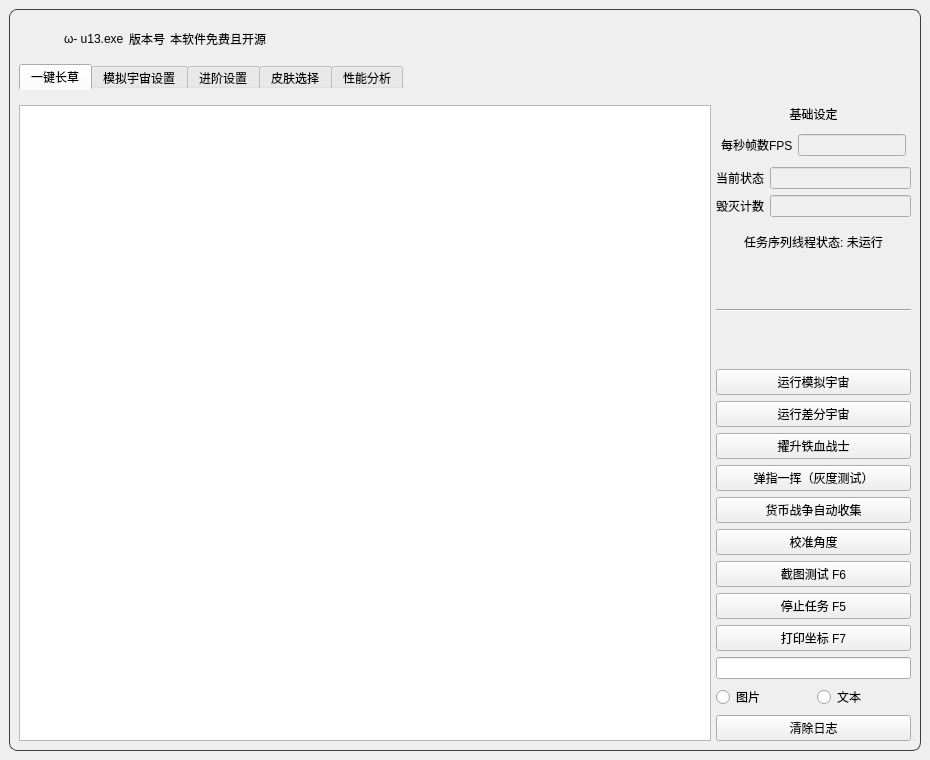
The window that resource/ui/UI.ui (Illusory-moon/Simulated_Scepter) describes before a commit, drawn with Qt 5.
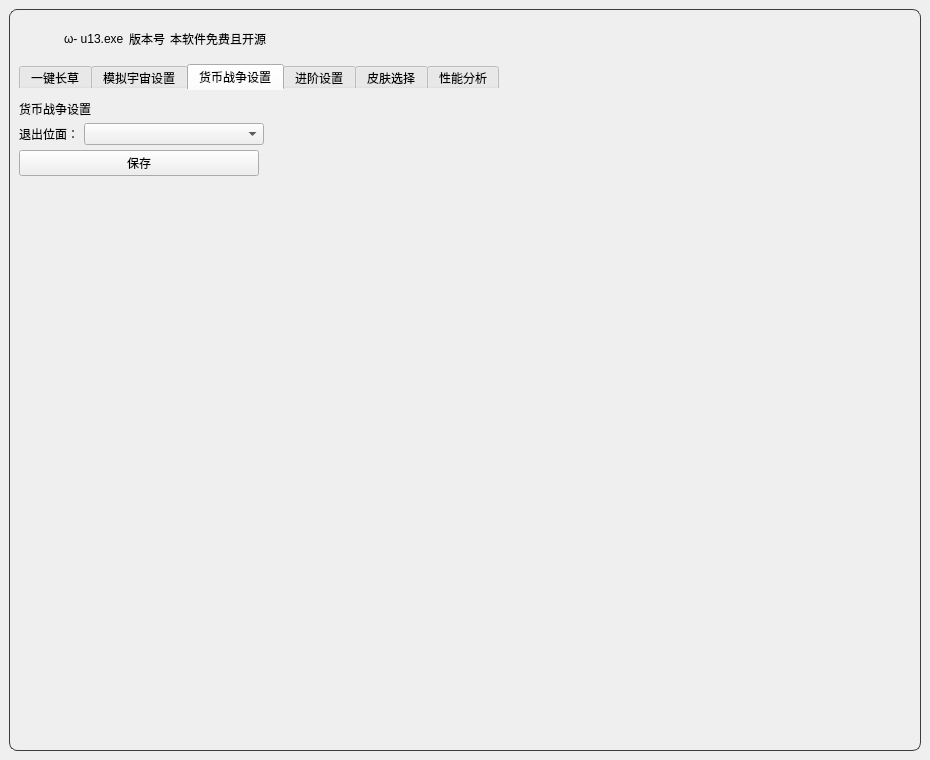
The same window after the commit. The open tabs and pages were chosen to show the change. Icons and pictures are not drawn.

Commit message: feat(currency): add GUI exit-plane setting

```diff
--- a/resource/ui/UI.ui
+++ b/resource/ui/UI.ui
@@ -1085,6 +1085,113 @@
              </item>
             </layout>
            </item>
+         </layout>
+         </widget>
+         <widget class="QWidget" name="CurrencyWarTab">
+          <attribute name="title">
+           <string>货币战争设置</string>
+          </attribute>
+          <layout class="QVBoxLayout" name="verticalLayout_currency_war">
+           <property name="spacing">
+            <number>5</number>
+           </property>
+           <property name="leftMargin">
+            <number>0</number>
+           </property>
+           <property name="topMargin">
+            <number>10</number>
+           </property>
+           <property name="rightMargin">
+            <number>0</number>
+           </property>
+           <property name="bottomMargin">
+            <number>0</number>
+           </property>
+           <item>
+            <widget class="QLabel" name="Currency_settings_label">
+             <property name="text">
+              <string>货币战争设置</string>
+             </property>
+            </widget>
+           </item>
+           <item>
+            <layout class="QHBoxLayout" name="horizontalLayout_currency_exit_plane">
+             <item>
+              <widget class="QLabel" name="Currency_exit_plane_label">
+               <property name="text">
+                <string>退出位面：</string>
+               </property>
+              </widget>
+             </item>
+             <item>
+              <widget class="QComboBox" name="Currency_exit_plane_combo">
+               <property name="sizePolicy">
+                <sizepolicy hsizetype="Fixed" vsizetype="Fixed">
+                 <horstretch>0</horstretch>
+                 <verstretch>0</verstretch>
+                </sizepolicy>
+               </property>
+               <property name="minimumSize">
+                <size>
+                 <width>180</width>
+                 <height>0</height>
+                </size>
+               </property>
+               <property name="maximumSize">
+                <size>
+                 <width>240</width>
+                 <height>16777215</height>
+                </size>
+               </property>
+              </widget>
+             </item>
+             <item>
+              <spacer name="horizontalSpacer_currency_exit_plane">
+               <property name="orientation">
+                <enum>Qt::Horizontal</enum>
+               </property>
+               <property name="sizeHint" stdset="0">
+                <size>
+                 <width>40</width>
+                 <height>20</height>
+                </size>
+               </property>
+              </spacer>
+             </item>
+            </layout>
+           </item>
+           <item>
+            <widget class="QPushButton" name="Currency_save_btn">
+             <property name="sizePolicy">
+              <sizepolicy hsizetype="Fixed" vsizetype="Fixed">
+               <horstretch>0</horstretch>
+               <verstretch>0</verstretch>
+              </sizepolicy>
+             </property>
+             <property name="maximumSize">
+              <size>
+               <width>240</width>
+               <height>16777215</height>
+              </size>
+             </property>
+             <property name="text">
+              <string>保存</string>
+             </property>
+            </widget>
+           </item>
+           <item>
+            <spacer name="verticalSpacer_currency_war">
+             <property name="orientation">
+              <enum>Qt::Vertical</enum>
+             </property>
+             <property name="sizeHint" stdset="0">
+              <size>
+               <width>20</width>
+               <height>40</height>
+              </size>
+             </property>
+            </spacer>
+           </item>
           </layout>
          </widget>
          <widget class="QWidget" name="AbyssTab">
```
The commit also changes 6 other files.
